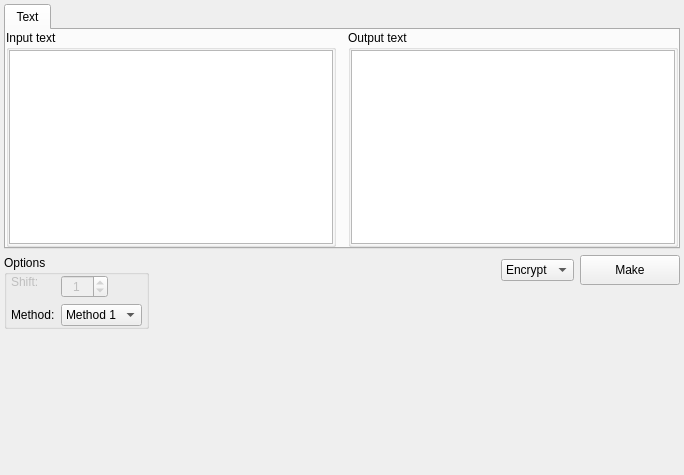
Before: the Qt Designer form app/gui/symmetric/polybius_square/polybius_square.ui in vasilypht/crypto-methods, drawn with Qt 5.
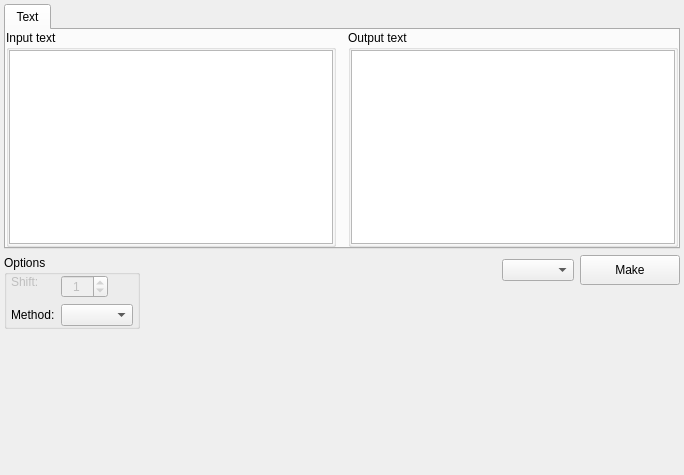
After: the same form once the commit is applied.

Commit message: Added documentation to the polybius_square.py module, as well as to the corresponding widget.

```diff
--- a/app/gui/symmetric/polybius_square/polybius_square.ui
+++ b/app/gui/symmetric/polybius_square/polybius_square.ui
@@ -208,16 +208,6 @@
                 <verstretch>0</verstretch>
                </sizepolicy>
               </property>
-              <item>
-               <property name="text">
-                <string>Method 1</string>
-               </property>
-              </item>
-              <item>
-               <property name="text">
-                <string>Method 2</string>
-               </property>
-              </item>
              </widget>
             </item>
            </layout>
@@ -265,16 +255,6 @@
              <verstretch>0</verstretch>
             </sizepolicy>
            </property>
-           <item>
-            <property name="text">
-             <string>Encrypt</string>
-            </property>
-           </item>
-           <item>
-            <property name="text">
-             <string>Decrypt</string>
-            </property>
-           </item>
           </widget>
          </item>
          <item>
```
Left out of the diff: 4 changed lines with no effect on the pictures. The commit also changes 3 other files.
